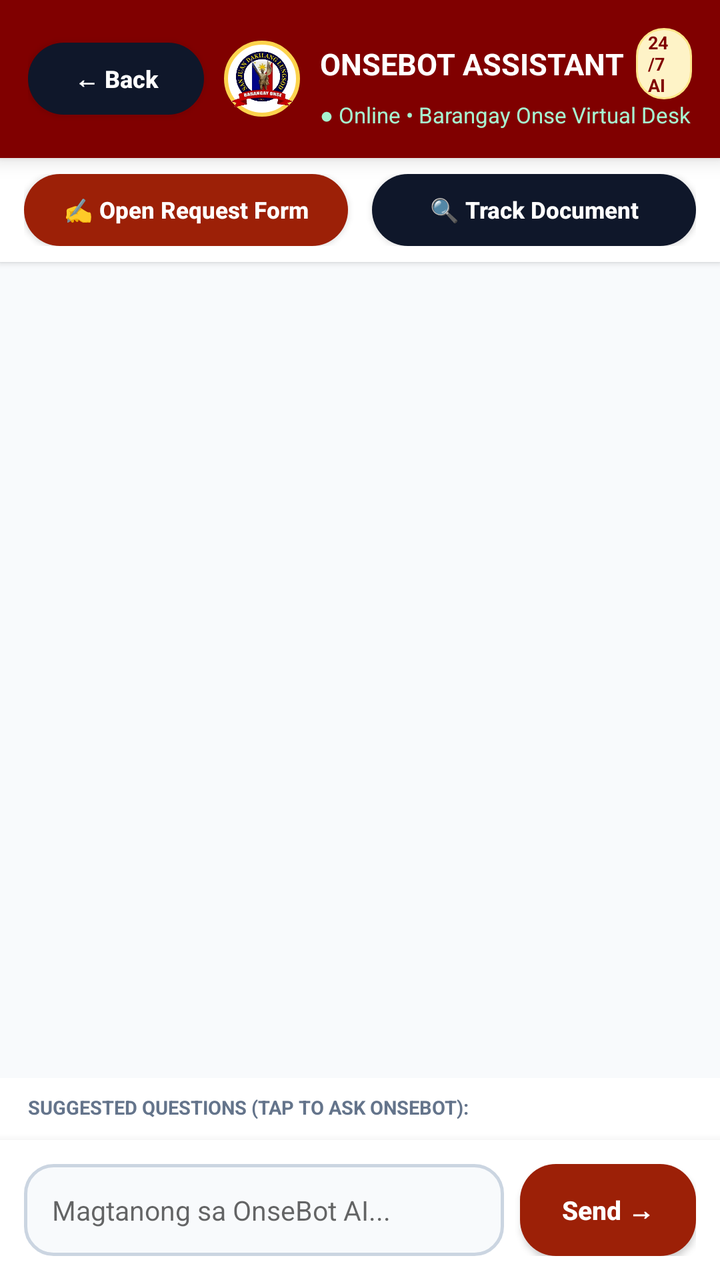
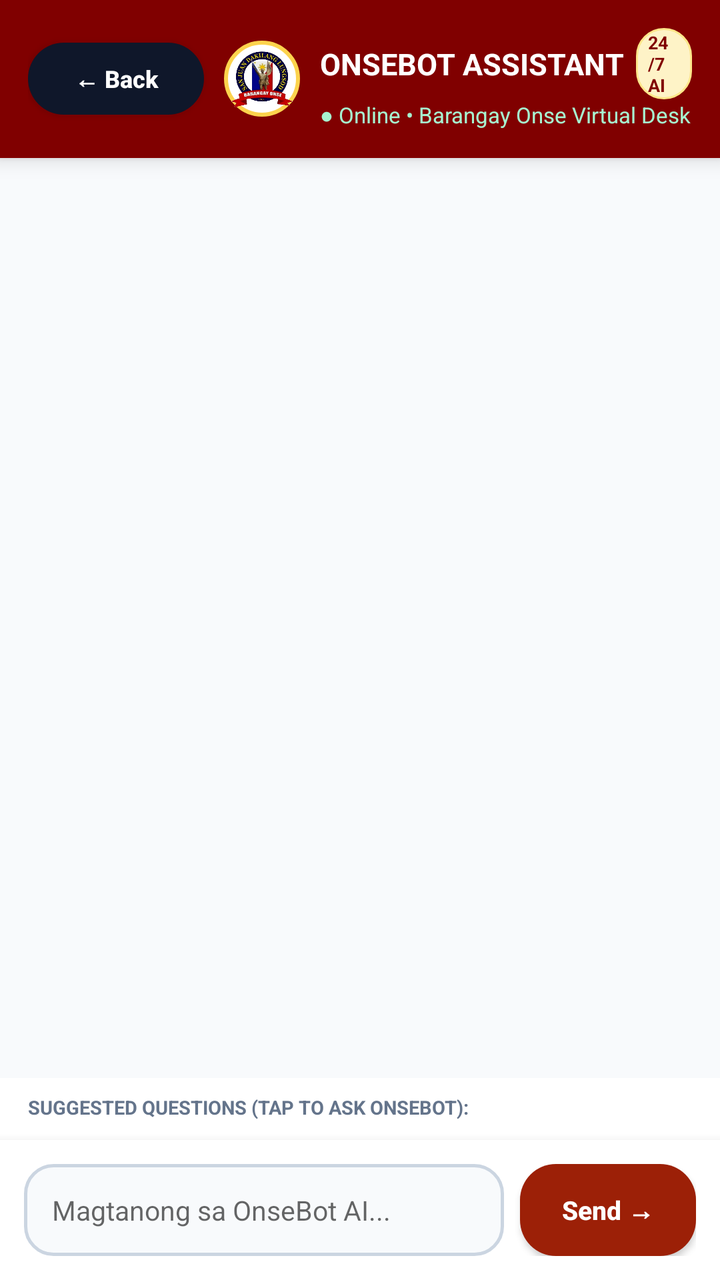

Compare the two renders of this Android layout. The source of the first and the diff that turns it into the second are given below.
<!-- AndroidManifest.xml: activity theme AppTheme.NoActionBar -->
<!-- res/layout/activity_chatbot.xml -->
<?xml version="1.0" encoding="utf-8"?>
<LinearLayout xmlns:android="http://schemas.android.com/apk/res/android"
    android:layout_width="match_parent"
    android:layout_height="match_parent"
    android:background="#F8FAFC"
    android:orientation="vertical">

    
    <LinearLayout
        android:layout_width="match_parent"
        android:layout_height="wrap_content"
        android:background="#800000"
        android:elevation="6dp"
        android:gravity="center_vertical"
        android:orientation="horizontal"
        android:padding="14dp">

        <Button
            android:id="@+id/btnChatBack"
            android:layout_width="wrap_content"
            android:layout_height="36dp"
            android:background="@drawable/bg_btn_dark"
            android:paddingHorizontal="12dp"
            android:text="← Back"
            android:textAllCaps="false"
            android:textColor="#FFFFFF"
            android:textSize="12sp"
            android:textStyle="bold" />

        <ImageView
            android:layout_width="38dp"
            android:layout_height="38dp"
            android:layout_marginStart="10dp"
            android:background="@drawable/bg_circle_seal"
            android:contentDescription="OnseBot"
            android:padding="3dp"
            android:src="@drawable/barangay_seal" />

        <LinearLayout
            android:layout_width="0dp"
            android:layout_height="wrap_content"
            android:layout_marginStart="10dp"
            android:layout_weight="1"
            android:orientation="vertical">

            <LinearLayout
                android:layout_width="wrap_content"
                android:layout_height="wrap_content"
                android:gravity="center_vertical"
                android:orientation="horizontal">

                <TextView
                    android:layout_width="wrap_content"
                    android:layout_height="wrap_content"
                    android:text="ONSEBOT ASSISTANT"
                    android:textColor="#FFFFFF"
                    android:textSize="15sp"
                    android:textStyle="bold" />

                <TextView
                    android:layout_width="wrap_content"
                    android:layout_height="wrap_content"
                    android:layout_marginStart="6dp"
                    android:background="@drawable/bg_pill_amber"
                    android:paddingHorizontal="6dp"
                    android:paddingVertical="1dp"
                    android:text="24/7 AI"
                    android:textColor="#800000"
                    android:textSize="9sp"
                    android:textStyle="bold" />
            </LinearLayout>

            <TextView
                android:layout_width="wrap_content"
                android:layout_height="wrap_content"
                android:text="● Online • Barangay Onse Virtual Desk"
                android:textColor="#A7F3D0"
                android:textSize="11sp" />
        </LinearLayout>
    </LinearLayout>

    
    <LinearLayout
        android:layout_width="match_parent"
        android:layout_height="wrap_content"
        android:background="#FFFFFF"
        android:elevation="2dp"
        android:orientation="horizontal"
        android:paddingHorizontal="12dp"
        android:paddingVertical="8dp">

        <Button
            android:id="@+id/btnChatGoRequest"
            android:layout_width="0dp"
            android:layout_height="36dp"
            android:layout_marginEnd="6dp"
            android:layout_weight="1"
            android:background="@drawable/bg_btn_maroon"
            android:text="✍️ Open Request Form"
            android:textAllCaps="false"
            android:textColor="#FFFFFF"
            android:textSize="11.5sp"
            android:textStyle="bold" />

        <Button
            android:id="@+id/btnChatGoTrack"
            android:layout_width="0dp"
            android:layout_height="36dp"
            android:layout_marginStart="6dp"
            android:layout_weight="1"
            android:background="@drawable/bg_btn_dark"
            android:text="🔍 Track Document"
            android:textAllCaps="false"
            android:textColor="#FFFFFF"
            android:textSize="11.5sp"
            android:textStyle="bold" />
    </LinearLayout>

    
    <ScrollView
        android:id="@+id/scrollChatMessages"
        android:layout_width="match_parent"
        android:layout_height="0dp"
        android:layout_weight="1"
        android:fillViewport="true">

        <LinearLayout
            android:id="@+id/containerChatMessages"
            android:layout_width="match_parent"
            android:layout_height="wrap_content"
            android:orientation="vertical"
            android:padding="16dp" />
    </ScrollView>

    
    <LinearLayout
        android:layout_width="match_parent"
        android:layout_height="wrap_content"
        android:background="#FFFFFF"
        android:orientation="vertical"
        android:paddingTop="8dp"
        android:paddingBottom="4dp">

        <TextView
            android:layout_width="wrap_content"
            android:layout_height="wrap_content"
            android:layout_marginStart="14dp"
            android:text="SUGGESTED QUESTIONS (TAP TO ASK ONSEBOT):"
            android:textColor="#64748B"
            android:textSize="9.5sp"
            android:textStyle="bold" />

        <HorizontalScrollView
            android:layout_width="match_parent"
            android:layout_height="wrap_content"
            android:layout_marginTop="6dp"
            android:clipToPadding="false"
            android:paddingHorizontal="12dp"
            android:scrollbars="none">

            <LinearLayout
                android:id="@+id/containerQuickQuestionChips"
                android:layout_width="wrap_content"
                android:layout_height="wrap_content"
                android:orientation="horizontal" />
        </HorizontalScrollView>
    </LinearLayout>

    
    <LinearLayout
        android:layout_width="match_parent"
        android:layout_height="wrap_content"
        android:background="#FFFFFF"
        android:elevation="8dp"
        android:gravity="center_vertical"
        android:orientation="horizontal"
        android:padding="12dp">

        <EditText
            android:id="@+id/etChatMessageInput"
            android:layout_width="0dp"
            android:layout_height="46dp"
            android:layout_marginEnd="8dp"
            android:layout_weight="1"
            android:background="@drawable/bg_input_box"
            android:hint="Magtanong sa OnseBot AI..."
            android:inputType="text"
            android:paddingHorizontal="14dp"
            android:textColor="#0F172A"
            android:textSize="13.5sp" />

        <Button
            android:id="@+id/btnChatSend"
            android:layout_width="wrap_content"
            android:layout_height="46dp"
            android:background="@drawable/bg_btn_maroon"
            android:paddingHorizontal="18dp"
            android:text="Send →"
            android:textAllCaps="false"
            android:textColor="#FFFFFF"
            android:textSize="13sp"
            android:textStyle="bold" />
    </LinearLayout>

</LinearLayout>
<!-- resources referenced by this layout -->
<resources>
  <!-- drawable barangay_seal: png bitmap (drawable, 138003 bytes) -->
  <!-- drawable bg_btn_dark (drawable) -->
  <?xml version="1.0" encoding="utf-8"?>
  <ripple xmlns:android="http://schemas.android.com/apk/res/android"
      android:color="#33FFFFFF">
      <item>
          <shape android:shape="rectangle">
              <solid android:color="#0F172A" />
              <corners android:radius="18dp" />
          </shape>
      </item>
  </ripple>
  <!-- drawable bg_btn_maroon (drawable) -->
  <?xml version="1.0" encoding="utf-8"?>
  <ripple xmlns:android="http://schemas.android.com/apk/res/android"
      android:color="#33FFFFFF">
      <item>
          <shape android:shape="rectangle">
              <solid android:color="#9C2007" />
              <corners android:radius="18dp" />
          </shape>
      </item>
  </ripple>
  <!-- drawable bg_circle_seal (drawable) -->
  <?xml version="1.0" encoding="utf-8"?>
  <shape xmlns:android="http://schemas.android.com/apk/res/android"
      android:shape="oval">
      <solid android:color="#FFFFFF" />
      <stroke android:width="2dp" android:color="#FCD34D" />
  </shape>
  <!-- drawable bg_input_box (drawable) -->
  <?xml version="1.0" encoding="utf-8"?>
  <shape xmlns:android="http://schemas.android.com/apk/res/android">
      <solid android:color="#F8FAFC" />
      <corners android:radius="14dp" />
      <stroke android:width="1.5dp" android:color="#CBD5E1" />
  </shape>
  <!-- drawable bg_pill_amber (drawable) -->
  <?xml version="1.0" encoding="utf-8"?>
  <shape xmlns:android="http://schemas.android.com/apk/res/android">
      <solid android:color="#FEF3C7" />
      <corners android:radius="50dp" />
      <stroke android:width="1dp" android:color="#FDE68A" />
  </shape>
  <style name="AppTheme.NoActionBar" parent="Theme.AppCompat.Light.NoActionBar">
          <item name="windowActionBar">false</item>
          <item name="windowNoTitle">true</item>
          <item name="colorPrimary">#800000</item>
          <item name="colorPrimaryDark">#800000</item>
          <item name="colorAccent">#9C2007</item>
          <item name="android:statusBarColor">#800000</item>
          <item name="android:navigationBarColor">#FFFFFF</item>
          <item name="android:windowLightStatusBar">false</item>
          <item name="android:fitsSystemWindows">true</item>
      </style>
</resources>

<!-- the commit's change to res/layout/activity_chatbot.xml (unified diff, before → after) -->
@@ -77,43 +77,6 @@
                 android:textColor="#A7F3D0"
                 android:textSize="11sp" />
         </LinearLayout>
-    </LinearLayout>
-
-    
-    <LinearLayout
-        android:layout_width="match_parent"
-        android:layout_height="wrap_content"
-        android:background="#FFFFFF"
-        android:elevation="2dp"
-        android:orientation="horizontal"
-        android:paddingHorizontal="12dp"
-        android:paddingVertical="8dp">
-
-        <Button
-            android:id="@+id/btnChatGoRequest"
-            android:layout_width="0dp"
-            android:layout_height="36dp"
-            android:layout_marginEnd="6dp"
-            android:layout_weight="1"
-            android:background="@drawable/bg_btn_maroon"
-            android:text="✍️ Open Request Form"
-            android:textAllCaps="false"
-            android:textColor="#FFFFFF"
-            android:textSize="11.5sp"
-            android:textStyle="bold" />
-
-        <Button
-            android:id="@+id/btnChatGoTrack"
-            android:layout_width="0dp"
-            android:layout_height="36dp"
-            android:layout_marginStart="6dp"
-            android:layout_weight="1"
-            android:background="@drawable/bg_btn_dark"
-            android:text="🔍 Track Document"
-            android:textAllCaps="false"
-            android:textColor="#FFFFFF"
-            android:textSize="11.5sp"
-            android:textStyle="bold" />
     </LinearLayout>
 
     
